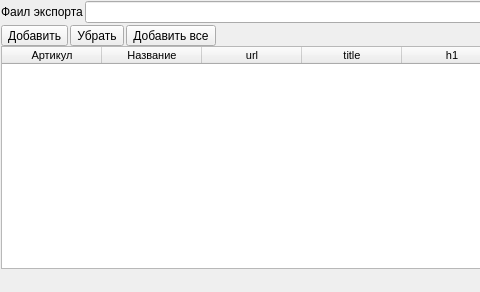
Above: ui/site_export.ui from Meller008/kara before the change; both pictures show x 0 to 480 and y 0 to 292 of the 836 by 292 pixel window. Below: the same form after it.
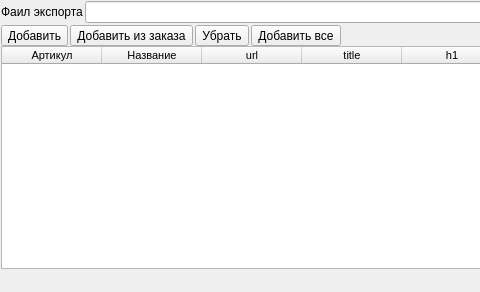
That is the form after the change.

```diff
--- a/ui/site_export.ui
+++ b/ui/site_export.ui
@@ -50,6 +50,13 @@
           </property>
          </widget>
         </item>
+        <item>
+         <widget class="QToolButton" name="toolButton_5">
+          <property name="text">
+           <string>Добавить из заказа</string>
+          </property>
+         </widget>
+        </item>
         <item>
          <widget class="QToolButton" name="toolButton_2">
           <property name="text">
```
Left out of the diff: 41 changed lines with no effect on the pictures.
